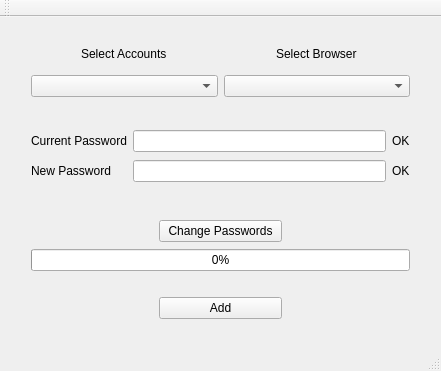
QVllasa/PasswordManager, file ui/mainwindow.ui: the form before one commit.
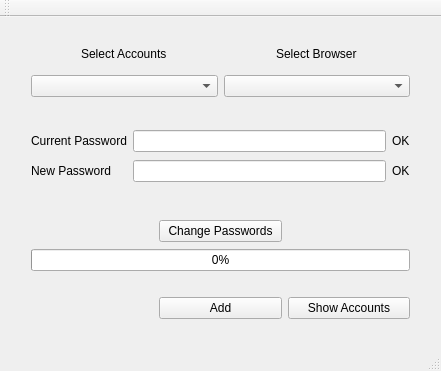
The form after the commit.

Diff of the .ui file:
```diff
--- a/ui/mainwindow.ui
+++ b/ui/mainwindow.ui
@@ -188,6 +188,13 @@
        </property>
       </spacer>
      </item>
+     <item row="4" column="2">
+      <widget class="QPushButton" name="showAccBtn">
+       <property name="text">
+        <string>Show Accounts</string>
+       </property>
+      </widget>
+     </item>
     </layout>
    </widget>
   </widget>
```
Left out of the diff: 2 changed lines with no effect on the pictures.
